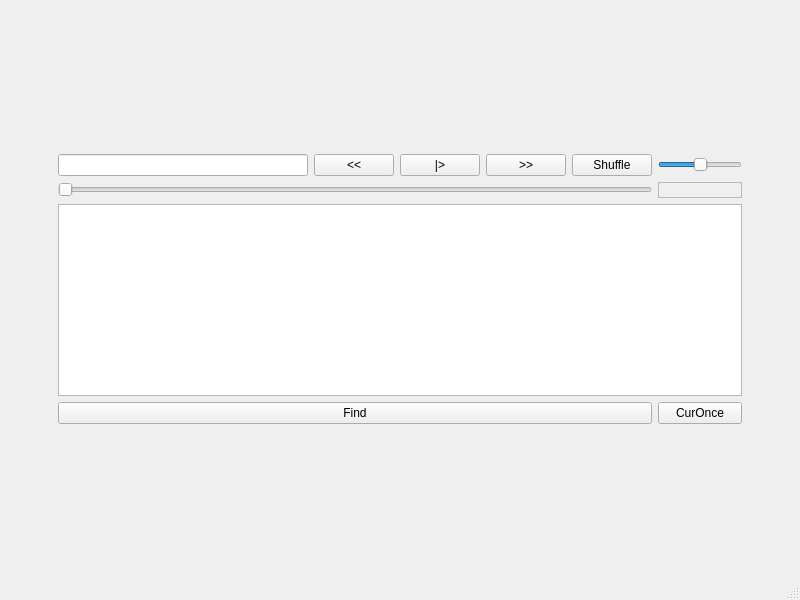
The window that player.ui (darkling39/MusicPlayer) describes before a commit, drawn with Qt 5.
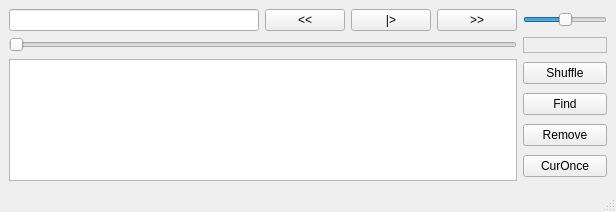
The same window after the commit.

Diff of the .ui file:
```diff
--- a/player.ui
+++ b/player.ui
@@ -6,8 +6,8 @@
    <rect>
     <x>0</x>
     <y>0</y>
-    <width>800</width>
-    <height>600</height>
+    <width>616</width>
+    <height>212</height>
    </rect>
   </property>
   <property name="font">
@@ -21,20 +21,7 @@
   </property>
   <widget class="QWidget" name="centralwidget">
    <layout class="QGridLayout" name="gridLayout">
-    <item row="2" column="0">
-     <spacer name="horizontalSpacer">
-      <property name="orientation">
-       <enum>Qt::Horizontal</enum>
-      </property>
-      <property name="sizeHint" stdset="0">
-       <size>
-        <width>40</width>
-        <height>20</height>
-       </size>
-      </property>
-     </spacer>
-    </item>
-    <item row="2" column="1">
+    <item row="0" column="0">
      <layout class="QGridLayout" name="gridLayout_2">
       <item row="0" column="0">
        <widget class="QLineEdit" name="le_skreen">
@@ -75,60 +62,17 @@
       </item>
      </layout>
     </item>
-    <item row="7" column="1">
-     <spacer name="verticalSpacer">
-      <property name="orientation">
-       <enum>Qt::Vertical</enum>
-      </property>
-      <property name="sizeHint" stdset="0">
-       <size>
-        <width>20</width>
-        <height>40</height>
-       </size>
-      </property>
-     </spacer>
+    <item row="2" column="0">
+     <widget class="QListWidget" name="lw_skreen"/>
     </item>
-    <item row="2" column="6">
-     <spacer name="horizontalSpacer_2">
+    <item row="1" column="0">
+     <widget class="QSlider" name="s_dur">
       <property name="orientation">
        <enum>Qt::Horizontal</enum>
-      </property>
-      <property name="sizeHint" stdset="0">
-       <size>
-        <width>40</width>
-        <height>20</height>
-       </size>
-      </property>
-     </spacer>
-    </item>
-    <item row="2" column="2">
-     <widget class="QPushButton" name="b_shuff">
-      <property name="text">
-       <string>Shuffle</string>
-      </property>
-     </widget>
-    </item>
-    <item row="6" column="1" colspan="2">
-     <widget class="QPushButton" name="b_find">
-      <property name="text">
-       <string>Find</string>
       </property>
      </widget>
     </item>
     <item row="0" column="1">
-     <spacer name="verticalSpacer_2">
-      <property name="orientation">
-       <enum>Qt::Vertical</enum>
-      </property>
-      <property name="sizeHint" stdset="0">
-       <size>
-        <width>20</width>
-        <height>40</height>
-       </size>
-      </property>
-     </spacer>
-    </item>
-    <item row="2" column="3">
      <widget class="QSlider" name="s_volume">
       <property name="maximumSize">
        <size>
@@ -144,24 +88,7 @@
       </property>
      </widget>
     </item>
-    <item row="6" column="3">
-     <widget class="QPushButton" name="b_playback">
-      <property name="text">
-       <string>CurOnce</string>
-      </property>
-     </widget>
-    </item>
-    <item row="5" column="1" colspan="3">
-     <widget class="QListWidget" name="lw_skreen"/>
-    </item>
-    <item row="3" column="1" colspan="2">
-     <widget class="QSlider" name="s_dur">
-      <property name="orientation">
-       <enum>Qt::Horizontal</enum>
-      </property>
-     </widget>
-    </item>
-    <item row="3" column="3">
+    <item row="1" column="1">
      <widget class="QLabel" name="l_pos">
       <property name="frameShape">
        <enum>QFrame::StyledPanel</enum>
@@ -174,6 +101,38 @@
       </property>
      </widget>
     </item>
+    <item row="2" column="1">
+     <layout class="QVBoxLayout" name="verticalLayout">
+      <item>
+       <widget class="QPushButton" name="b_shuff">
+        <property name="text">
+         <string>Shuffle</string>
+        </property>
+       </widget>
+      </item>
+      <item>
+       <widget class="QPushButton" name="b_find">
+        <property name="text">
+         <string>Find</string>
+        </property>
+       </widget>
+      </item>
+      <item>
+       <widget class="QPushButton" name="b_remove">
+        <property name="text">
+         <string>Remove</string>
+        </property>
+       </widget>
+      </item>
+      <item>
+       <widget class="QPushButton" name="b_playback">
+        <property name="text">
+         <string>CurOnce</string>
+        </property>
+       </widget>
+      </item>
+     </layout>
+    </item>
    </layout>
   </widget>
   <widget class="QMenuBar" name="menubar">
```
Left out of the diff: 10 changed lines with no effect on the pictures.
